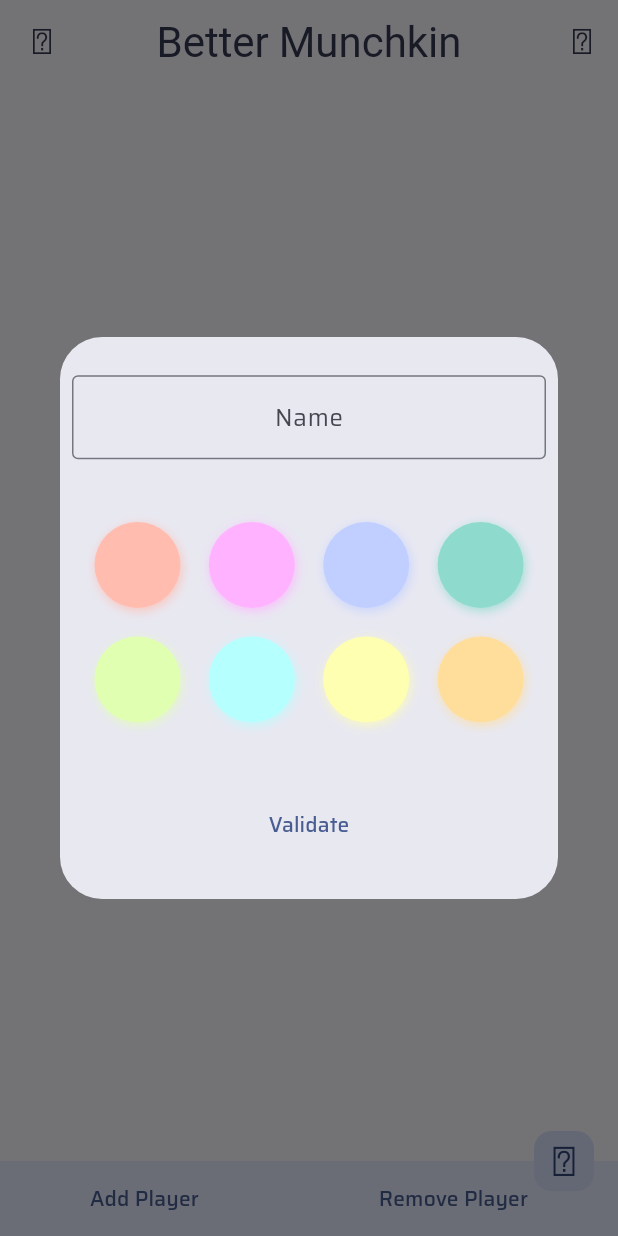
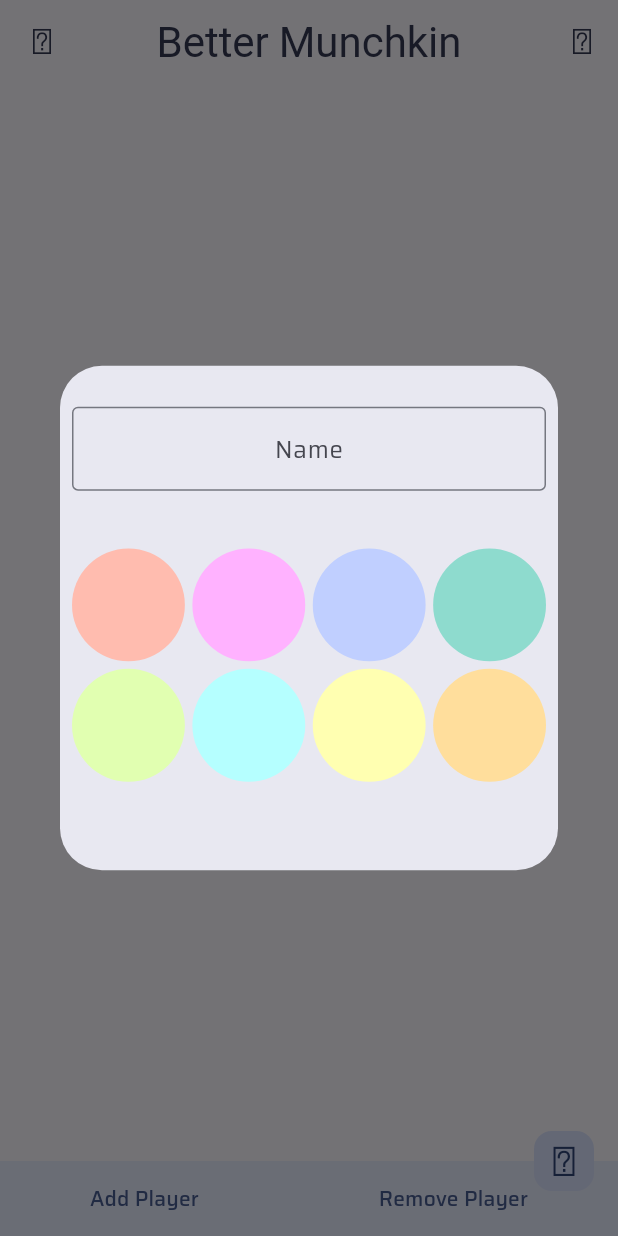
Before and after one commit to DrozdAllan/better_munchkin, a Flutter app: the screen it shows after launch, after a tap on "Add Player", on a phone screen of 412 x 824 dp. Run offline on Flutter 3.47's test engine with Material 2 defaults, Android fonts, the phone set to English and light mode, and no system bars; drawn by our look-alikes of flutter_colorpicker; our stand-ins replace flutter_bloc, fluttericon, google_fonts.

Commit message:
responsive done, add animation on battle result & prepare for build

```diff
--- a/lib/main.dart
+++ b/lib/main.dart
@@ -12,7 +12,6 @@ Future<void> main() async {
   SystemChrome.setPreferredOrientations(
       [DeviceOrientation.portraitUp, DeviceOrientation.portraitDown]);
   runApp(
-	// TODO: put providers down the tree when they're needed
     MultiBlocProvider(providers: [
       BlocProvider(create: (context) => IsEpicCubit()),
       BlocProvider(create: (context) => PlayerCubit()),
@@ -26,7 +25,6 @@ class MyApp extends StatelessWidget {
   @override
   Widget build(BuildContext context) {
     return MaterialApp(
-      // TODO: remove the line below
       debugShowCheckedModeBanner: false,
       theme: myLightTheme,
       darkTheme: myDarkTheme,
--- a/lib/style.dart
+++ b/lib/style.dart
@@ -1,8 +1,8 @@
 import 'package:better_munchkin/utils/commons.dart';
 import 'package:google_fonts/google_fonts.dart';
 
-const _headlineMediumSize = 28.0;
-const _titleMediumSize = 24.0;
+const _appBarTitleSize = 28.0;
+const _bodyMediumSize = 24.0;
 
 const Color _primaryColor = Color(0xFFc0cfff);
 const Color _primaryDarkColor = Color(0xFF343952);
@@ -21,7 +21,7 @@ ThemeData myLightTheme = ThemeData(
   appBarTheme: const AppBarTheme(
     centerTitle: true,
     titleTextStyle:
-        TextStyle(fontSize: _headlineMediumSize, color: _primaryDarkColor),
+        TextStyle(fontSize: _appBarTitleSize, color: _primaryDarkColor),
   ),
   bottomAppBarTheme: const BottomAppBarTheme(
       color: _primaryLightColor, height: 50.0, padding: EdgeInsets.all(0.0)),
@@ -31,10 +31,9 @@ ThemeData myLightTheme = ThemeData(
   ),
   textTheme: const TextTheme(
     // Player names on PlayerCard, AddPlayerDialog, RemovePlayerDialog, Strategic
-    titleMedium:
-        TextStyle(fontSize: _titleMediumSize, color: _primaryDarkColor),
+    titleMedium: TextStyle(color: _primaryDarkColor),
     // Numbers on PlayerCard & Strategic
-    bodyMedium: TextStyle(fontSize: _titleMediumSize, color: _primaryDarkColor),
+    bodyMedium: TextStyle(fontSize: _bodyMediumSize, color: _primaryDarkColor),
   ),
 );
 
@@ -42,7 +41,9 @@ ThemeData myDarkTheme = ThemeData(
   brightness: Brightness.dark,
   useMaterial3: true,
   colorScheme: ColorScheme.fromSeed(
-      brightness: Brightness.dark, seedColor: _primaryColor),
+    brightness: Brightness.dark,
+    seedColor: _primaryColor,
+  ),
   fontFamily: GoogleFonts.saira().fontFamily,
   iconTheme: const IconThemeData(color: _primaryLightColor),
   dialogTheme: const DialogTheme(surfaceTintColor: _primaryDarkColor),
@@ -53,7 +54,7 @@ ThemeData myDarkTheme = ThemeData(
   appBarTheme: const AppBarTheme(
     centerTitle: true,
     titleTextStyle:
-        TextStyle(fontSize: _headlineMediumSize, color: _primaryLightColor),
+        TextStyle(fontSize: _appBarTitleSize, color: _primaryLightColor),
   ),
   bottomAppBarTheme: const BottomAppBarTheme(
       color: _primaryDarkColor, height: 50.0, padding: EdgeInsets.all(0.0)),
@@ -63,10 +64,8 @@ ThemeData myDarkTheme = ThemeData(
   ),
   textTheme: const TextTheme(
     // Player names on PlayerCard, AddPlayerDialog, RemovePlayerDialog, Strategic
-    titleMedium:
-        TextStyle(fontSize: _titleMediumSize, color: _primaryLightColor),
+    titleMedium: TextStyle(color: _primaryLightColor),
     // Numbers on PlayerCard & Strategic
-    bodyMedium:
-        TextStyle(fontSize: _titleMediumSize, color: _primaryLightColor),
+    bodyMedium: TextStyle(fontSize: _bodyMediumSize, color: _primaryLightColor),
   ),
 );
--- a/lib/views/battle/player_battle_dialog.dart
+++ b/lib/views/battle/player_battle_dialog.dart
@@ -11,7 +11,7 @@ class PlayerBattleDialog extends StatelessWidget {
     return Dialog(
       child: Container(
         height: MediaQuery.of(context).size.height / 1.75,
-        padding: const EdgeInsets.symmetric(horizontal: 5.0),
+        padding: const EdgeInsets.fromLTRB(8.0, 8.0, 8.0, 0.0),
         child: Column(
           children: [
             const Text(
@@ -21,7 +21,7 @@ class PlayerBattleDialog extends StatelessWidget {
             Expanded(
               child: ClipRRect(
                 borderRadius: const BorderRadius.all(
-                  Radius.elliptical(23.0, 14.8),
+                  Radius.elliptical(23.0, 11.0),
                 ),
                 child: BlocBuilder<PlayerCubit, List<Player>>(
                   builder: (context, state) {
--- a/lib/views/home/add_player_dialog.dart
+++ b/lib/views/home/add_player_dialog.dart
@@ -2,7 +2,6 @@ import 'package:better_munchkin/data/models/player.dart';
 import 'package:better_munchkin/logic/cubit/player_cubit.dart';
 import 'package:better_munchkin/utils/commons.dart';
 import 'package:better_munchkin/utils/string_casing_extension.dart';
-import 'package:flutter_colorpicker/flutter_colorpicker.dart';
 
 class AddPlayerDialog extends StatefulWidget {
   const AddPlayerDialog({super.key});
@@ -14,7 +13,6 @@ class AddPlayerDialog extends StatefulWidget {
 class _AddPlayerDialogState extends State<AddPlayerDialog> {
   final GlobalKey<FormState> _formKey = GlobalKey<FormState>();
   final _name = TextEditingController();
-  Color _color = const Color(0xFFFFFFFF);
 
   List<Color> lightColors = const [
     Color(0xFFffbcaf),
@@ -44,15 +42,11 @@ class _AddPlayerDialogState extends State<AddPlayerDialog> {
     super.dispose();
   }
 
-  void changeColor(Color color) {
-    setState(() => _color = color);
-  }
-
   @override
   Widget build(BuildContext context) {
     return Dialog(
       child: Container(
-        height: MediaQuery.of(context).size.height / 2.20,
+        height: MediaQuery.of(context).size.height / 2.45,
         padding: const EdgeInsets.all(8.0),
         child: Form(
           key: _formKey,
@@ -60,7 +54,7 @@ class _AddPlayerDialogState extends State<AddPlayerDialog> {
             mainAxisAlignment: MainAxisAlignment.spaceAround,
             children: [
               TextFormField(
-                textAlign: TextAlign.center,
+                textAlign: TextAlign.start,
                 controller: _name,
                 decoration: const InputDecoration(
                     label: Center(child: Text('Name')),
@@ -78,34 +72,36 @@ class _AddPlayerDialogState extends State<AddPlayerDialog> {
                 },
               ),
               SizedBox(
-                height: 150.0,
-                child: BlockPicker(
-                    availableColors:
-                        Theme.of(context).brightness == Brightness.light
-                            ? lightColors
-                            : darkColors,
-                    pickerColor: _color,
-                    onColorChanged: changeColor),
+                height: MediaQuery.of(context).size.height / 4.4,
+                child: GridView.builder(
+                  itemCount: lightColors.length,
+                  gridDelegate: const SliverGridDelegateWithFixedCrossAxisCount(
+                    crossAxisCount: 4,
+                    mainAxisSpacing: 5.0,
+                    crossAxisSpacing: 5.0,
                   ),
-              TextButton(
-                onPressed: () {
+                  itemBuilder: (context, index) {
+                    return GestureDetector(
+                      onTap: () {
                         if (_formKey.currentState!.validate()) {
-                    if (_color == const Color(0xFFFFFFFF)) {
-                      Theme.of(context).brightness == Brightness.light
-                          ? _color = const Color(0xFFffbcaf)
-                          : _color = const Color(0xFFc62828);
-                    }
                           context.read<PlayerCubit>().addPlayer(Player(
                               name: _name.text.toTitleCase(),
-                        colorId: _color.value,
+                              colorId: lightColors.elementAt(index).value,
                               level: 1,
                               bonus: 0,
                               power: 1));
                           Navigator.pop(context);
                         }
                       },
-                child: const Text('Validate'),
-              )
+                      child: Container(
+                        decoration: BoxDecoration(
+                            color: lightColors.elementAt(index),
+                            shape: BoxShape.circle),
+                      ),
+                    );
+                  },
+                ),
+              ),
             ],
           ),
         ),
--- a/lib/views/home/remove_player_dialog.dart
+++ b/lib/views/home/remove_player_dialog.dart
@@ -10,7 +10,7 @@ class RemovePlayerDialog extends StatelessWidget {
     return Dialog(
       child: Container(
         height: MediaQuery.of(context).size.height / 1.75,
-        padding: const EdgeInsets.symmetric(horizontal: 5.0),
+        padding: const EdgeInsets.fromLTRB(8.0, 8.0, 8.0, 0.0),
         child: Column(
           children: [
             const Text('Select the player to remove',
@@ -18,7 +18,7 @@ class RemovePlayerDialog extends StatelessWidget {
             Expanded(
               child: ClipRRect(
                 borderRadius: const BorderRadius.all(
-                  Radius.elliptical(23.0, 14.8),
+                  Radius.elliptical(23.0, 11.0),
                 ),
                 child: BlocBuilder<PlayerCubit, List<Player>>(
                   builder: (context, state) {
```
Also changed, not shown: lib/views/battle/monster_battle_dialog.dart (+7 -5 lines), lib/views/home/player_card.dart (+9 -8 lines), lib/views/strategic/strategic.dart (+9 -9 lines). Lines whose indentation alone changed are shown as unchanged.
